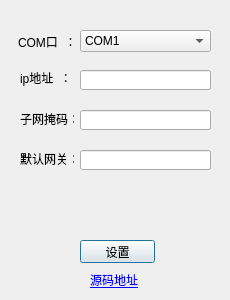
worldflyingct/setdevicetool, file dialog.ui: the form before one commit.
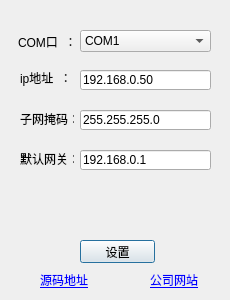
The form after the commit.

Commit message: 完成版本

```diff
--- a/dialog.ui
+++ b/dialog.ui
@@ -35,6 +35,9 @@
      <height>20</height>
     </rect>
    </property>
+   <property name="text">
+    <string>192.168.0.50</string>
+   </property>
   </widget>
   <widget class="QLabel" name="iplabel">
    <property name="geometry">
@@ -71,6 +74,9 @@
      <height>20</height>
     </rect>
    </property>
+   <property name="text">
+    <string>255.255.255.0</string>
+   </property>
   </widget>
   <widget class="QLabel" name="gatewaylabel">
    <property name="geometry">
@@ -94,13 +100,16 @@
      <height>20</height>
     </rect>
    </property>
+   <property name="text">
+    <string>192.168.0.1</string>
+   </property>
   </widget>
   <widget class="QLabel" name="tips">
    <property name="geometry">
     <rect>
-     <x>20</x>
+     <x>40</x>
      <y>190</y>
-     <width>181</width>
+     <width>151</width>
      <height>31</height>
     </rect>
    </property>
@@ -234,19 +243,32 @@
   <widget class="QLabel" name="alabel">
    <property name="geometry">
     <rect>
-     <x>90</x>
+     <x>40</x>
      <y>270</y>
-     <width>54</width>
+     <width>51</width>
      <height>21</height>
     </rect>
    </property>
    <property name="text">
-    <string>&lt;a href=&quot;https://github.com/worldflyingct/mqttserver&quot;&gt;源码地址&lt;/a&gt;</string>
+    <string>&lt;a href=&quot;https://github.com/worldflyingct/setdevicetool&quot;&gt;源码地址&lt;/a&gt;</string>
    </property>
    <property name="openExternalLinks">
     <bool>true</bool>
    </property>
   </widget>
+  <widget class="QLabel" name="alabel2">
+   <property name="geometry">
+    <rect>
+     <x>150</x>
+     <y>270</y>
+     <width>51</width>
+     <height>21</height>
+    </rect>
+   </property>
+   <property name="text">
+    <string>&lt;a href=&quot;https://www.worldflying.cn&quot;&gt;公司网站&lt;/a&gt;</string>
+   </property>
+  </widget>
  </widget>
  <resources/>
  <connections/>
```
The commit also changes 1 other file.
